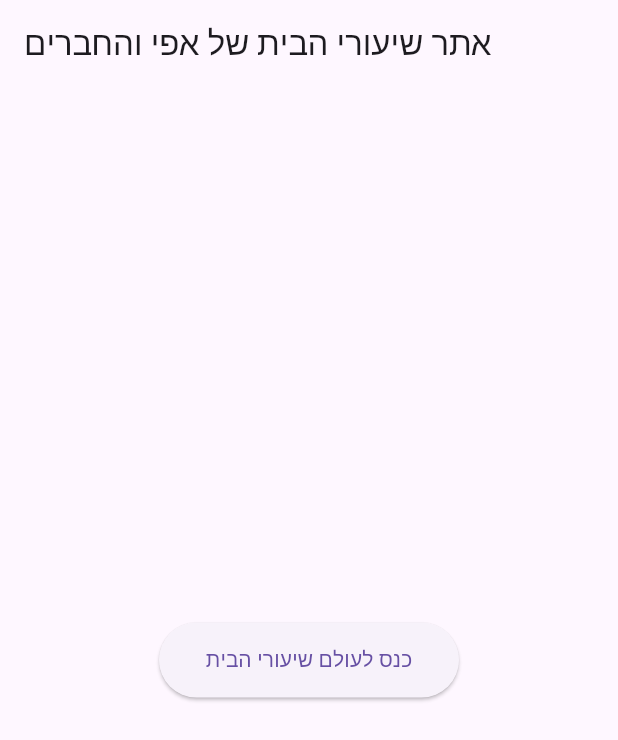
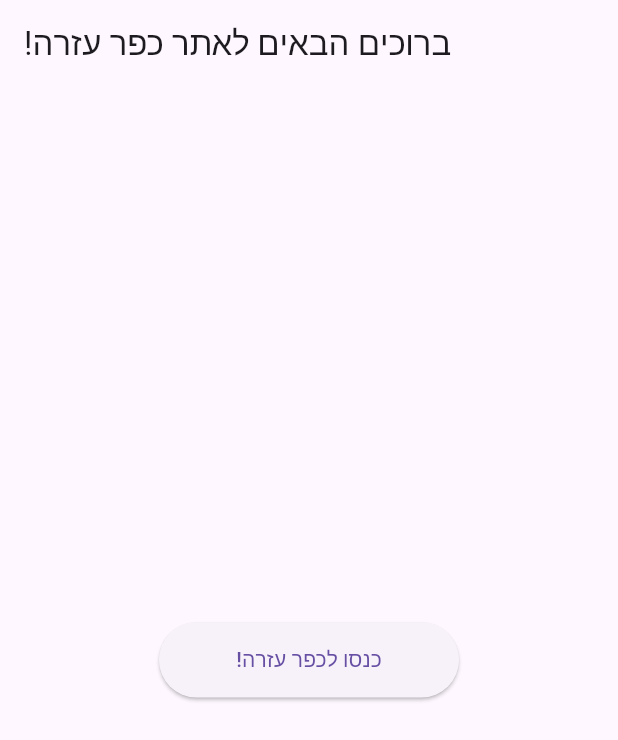
Before and after one commit to forecaster-cyber/ostrinder, a Flutter app: the screen it shows after launch, on a phone screen of 412 x 824 dp. Shown: the top 740 px of the screen. Run offline on Flutter 3.47's test engine with Material 3 defaults, Android fonts, the phone set to English and light mode, and no system bars; our stand-ins replace just_audio, supabase_flutter; missing offline and left inert: flutter_boring_avatars, image_picker_web, supabase_auth_ui; accounts and stored records are empty.

Commit message:
changed the name

```diff
--- a/lib/welcome.dart
+++ b/lib/welcome.dart
@@ -13,7 +13,7 @@ class _welcomeState extends State<welcome> {
   @override
   Widget build(BuildContext context) {
     return Scaffold(
-      appBar: AppBar(title: Text("אתר שיעורי הבית של אפי והחברים")),
+      appBar: AppBar(title: Text("!ברוכים הבאים לאתר כפר עזרה")),
       body: Center(
         child: ElevatedButton(
             onPressed: () async {
@@ -26,7 +26,7 @@ class _welcomeState extends State<welcome> {
               player.play();
 
             },
-            child: Text("כנס לעולם שיעורי הבית"),
+            child: Text("!כנסו לכפר עזרה"),
             style: ElevatedButton.styleFrom(fixedSize: Size(200, 50))),
       ),
     );
```
